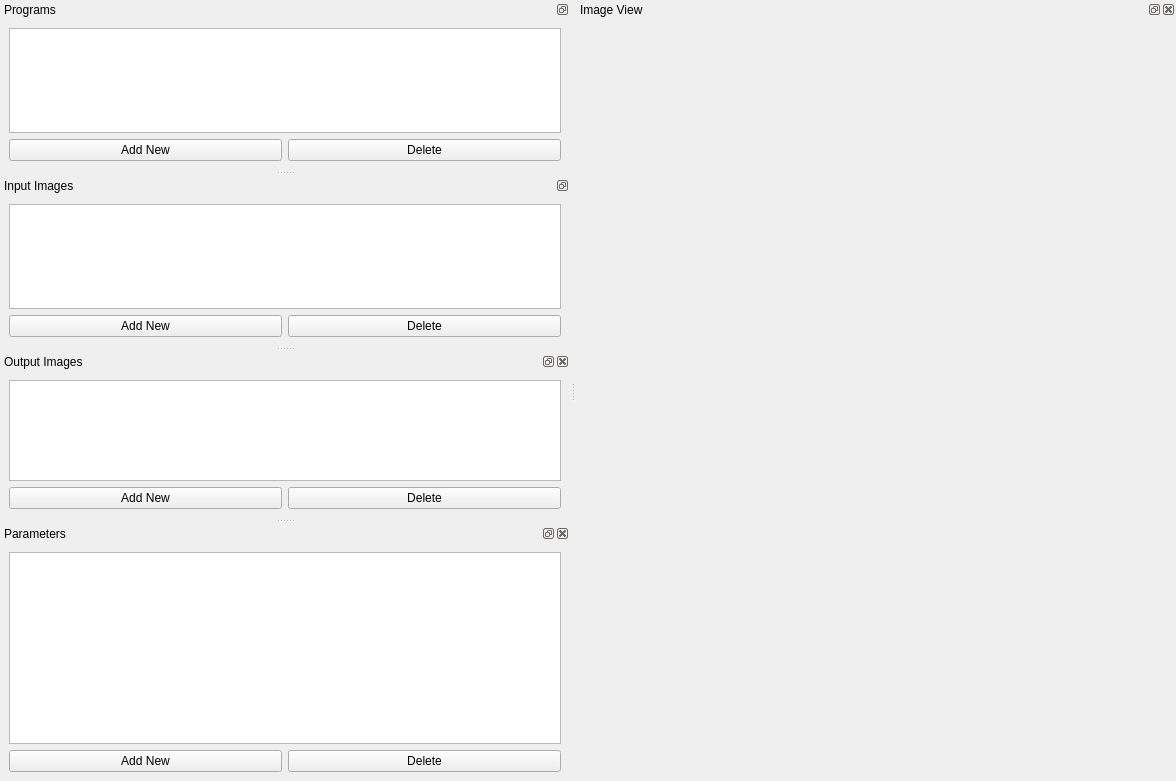
MilosSubotic/ImageDSP, file src/MainWindow.ui: the form before one commit.
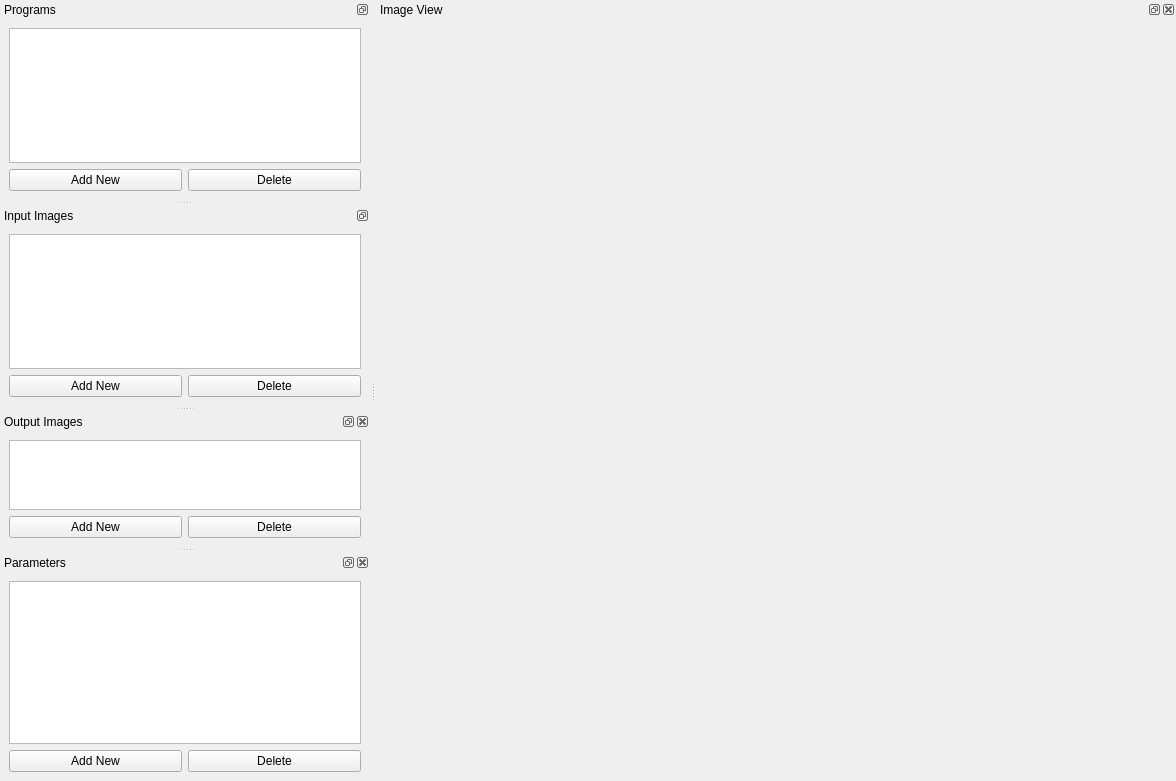
The form after the commit.

```diff
--- a/src/MainWindow.ui
+++ b/src/MainWindow.ui
@@ -22,7 +22,7 @@
    </property>
    <property name="minimumSize">
     <size>
-     <width>600</width>
+     <width>800</width>
      <height>400</height>
     </size>
    </property>
@@ -50,8 +50,8 @@
    </property>
    <property name="minimumSize">
     <size>
-     <width>322</width>
-     <height>170</height>
+     <width>218</width>
+     <height>200</height>
     </size>
    </property>
    <property name="features">
@@ -66,7 +66,7 @@
    <widget class="QWidget" name="progListDockCentralWidget">
     <layout class="QVBoxLayout" name="progListDockLayout">
      <item>
-      <widget class="QListWidget" name="progList"/>
+      <widget class="QListView" name="progList"/>
      </item>
      <item>
       <layout class="QHBoxLayout" name="horizontalLayout">
@@ -99,8 +99,8 @@
    </property>
    <property name="minimumSize">
     <size>
-     <width>322</width>
-     <height>170</height>
+     <width>218</width>
+     <height>200</height>
     </size>
    </property>
    <property name="features">
```
Left out of the diff: 6 changed lines with no effect on the pictures.
